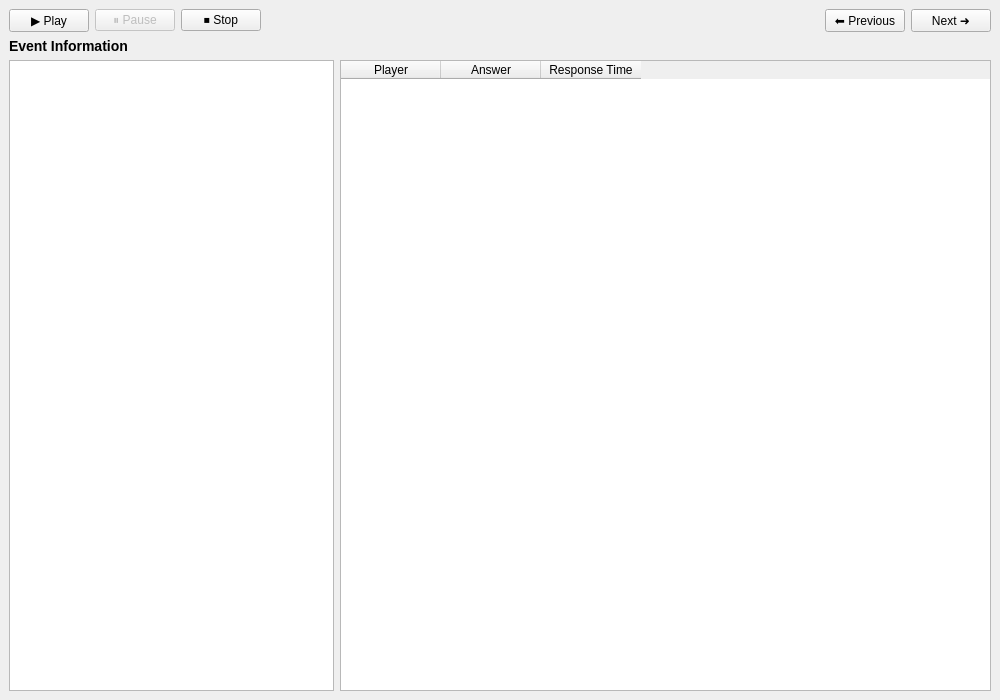
Before: the Qt Designer form client/src/ui/ReplayWindow.ui in ToJupiter/NetworkProgramming, drawn with Qt 5.
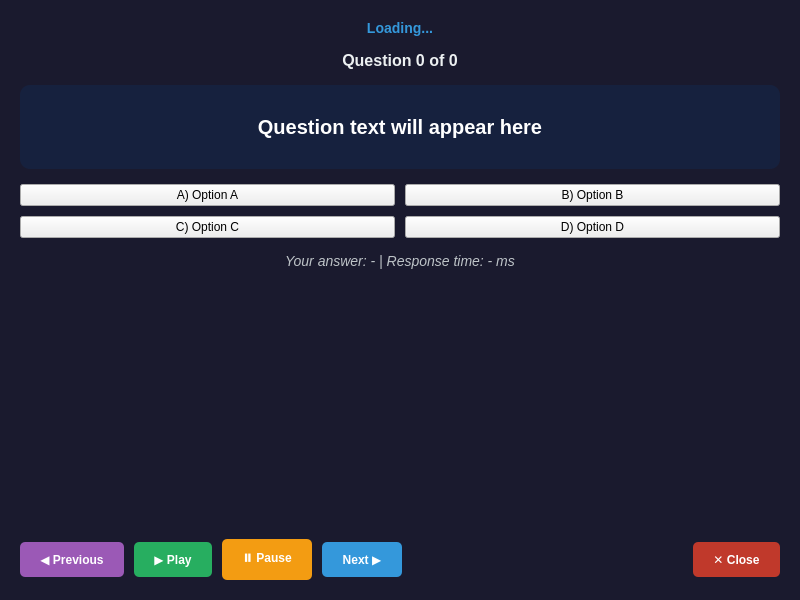
After: the same form once the commit is applied.

Commit message: Add part 10: Leave Room, Replay (waiting time is long, needed fix),  Game Results.

The edit to the form file:
```diff
--- a/client/src/ui/ReplayWindow.ui
+++ b/client/src/ui/ReplayWindow.ui
@@ -6,23 +6,169 @@
    <rect>
     <x>0</x>
     <y>0</y>
-    <width>1000</width>
-    <height>700</height>
+    <width>800</width>
+    <height>600</height>
    </rect>
   </property>
   <property name="windowTitle">
    <string>Game Replay</string>
   </property>
+  <property name="styleSheet">
+   <string notr="true">QMainWindow { background: #1a1a2e; }</string>
+  </property>
   <widget class="QWidget" name="centralwidget">
    <layout class="QVBoxLayout" name="verticalLayout">
+    <property name="spacing">
+     <number>15</number>
+    </property>
+    <property name="margin">
+     <number>20</number>
+    </property>
+    <item>
+     <widget class="QLabel" name="lblStatus">
+      <property name="text">
+       <string>Loading...</string>
+      </property>
+      <property name="styleSheet">
+       <string notr="true">color: #3498db; font-size: 14px; font-weight: bold;</string>
+      </property>
+      <property name="alignment">
+       <set>Qt::AlignCenter</set>
+      </property>
+     </widget>
+    </item>
+    <item>
+     <widget class="QLabel" name="lblQuestionInfo">
+      <property name="text">
+       <string>Question 0 of 0</string>
+      </property>
+      <property name="styleSheet">
+       <string notr="true">color: #ecf0f1; font-size: 16px; font-weight: bold;</string>
+      </property>
+      <property name="alignment">
+       <set>Qt::AlignCenter</set>
+      </property>
+     </widget>
+    </item>
+    <item>
+     <widget class="QLabel" name="lblQuestion">
+      <property name="text">
+       <string>Question text will appear here</string>
+      </property>
+      <property name="styleSheet">
+       <string notr="true">color: white; font-size: 20px; font-weight: bold; background: #16213e; padding: 30px; border-radius: 10px;</string>
+      </property>
+      <property name="alignment">
+       <set>Qt::AlignCenter</set>
+      </property>
+      <property name="wordWrap">
+       <bool>true</bool>
+      </property>
+      <property name="minimumHeight">
+       <number>100</number>
+      </property>
+     </widget>
+    </item>
+    <item>
+     <layout class="QGridLayout" name="gridOptions">
+      <property name="spacing">
+       <number>10</number>
+      </property>
+      <item row="0" column="0">
+       <widget class="QPushButton" name="btnOptionA">
+        <property name="text">
+         <string>A) Option A</string>
+        </property>
+        <property name="minimumHeight">
+         <number>60</number>
+        </property>
+       </widget>
+      </item>
+      <item row="0" column="1">
+       <widget class="QPushButton" name="btnOptionB">
+        <property name="text">
+         <string>B) Option B</string>
+        </property>
+        <property name="minimumHeight">
+         <number>60</number>
+        </property>
+       </widget>
+      </item>
+      <item row="1" column="0">
+       <widget class="QPushButton" name="btnOptionC">
+        <property name="text">
+         <string>C) Option C</string>
+        </property>
+        <property name="minimumHeight">
+         <number>60</number>
+        </property>
+       </widget>
+      </item>
+      <item row="1" column="1">
+       <widget class="QPushButton" name="btnOptionD">
+        <property name="text">
+         <string>D) Option D</string>
+        </property>
+        <property name="minimumHeight">
+         <number>60</number>
+        </property>
+       </widget>
+      </item>
+     </layout>
+    </item>
+    <item>
+     <widget class="QLabel" name="lblResponseInfo">
+      <property name="text">
+       <string>Your answer: - | Response time: - ms</string>
+      </property>
+      <property name="styleSheet">
+       <string notr="true">color: #bdc3c7; font-size: 14px; font-style: italic;</string>
+      </property>
+      <property name="alignment">
+       <set>Qt::AlignCenter</set>
+      </property>
+     </widget>
+    </item>
+    <item>
+     <spacer name="verticalSpacer">
+      <property name="orientation">
+       <enum>Qt::Vertical</enum>
+      </property>
+      <property name="sizeHint" stdset="0">
+       <size>
+        <width>20</width>
+        <height>20</height>
+       </size>
+      </property>
+     </spacer>
+    </item>
     <item>
      <layout class="QHBoxLayout" name="layoutControls">
+      <property name="spacing">
+       <number>10</number>
+      </property>
+      <item>
+       <widget class="QPushButton" name="btnPrev">
+        <property name="text">
+         <string>◀ Previous</string>
+        </property>
+        <property name="styleSheet">
+         <string notr="true">background: #9b59b6; color: white; font-weight: bold; padding: 10px 20px; border-radius: 5px;</string>
+        </property>
+        <property name="minimumWidth">
+         <number>120</number>
+        </property>
+       </widget>
+      </item>
       <item>
        <widget class="QPushButton" name="btnPlay">
         <property name="text">
          <string>▶ Play</string>
         </property>
-        <property name="maximumWidth">
+        <property name="styleSheet">
+         <string notr="true">background: #27ae60; color: white; font-weight: bold; padding: 10px 20px; border-radius: 5px;</string>
+        </property>
+        <property name="minimumWidth">
          <number>100</number>
         </property>
        </widget>
@@ -32,7 +178,10 @@
         <property name="text">
          <string>⏸ Pause</string>
         </property>
-        <property name="maximumWidth">
+        <property name="styleSheet">
+         <string notr="true">background: #f39c12; color: white; font-weight: bold; padding: 10px 20px; border-radius: 5px;</string>
+        </property>
+        <property name="minimumWidth">
          <number>100</number>
         </property>
         <property name="enabled">
@@ -41,12 +190,15 @@
        </widget>
       </item>
       <item>
-       <widget class="QPushButton" name="btnStop">
+       <widget class="QPushButton" name="btnNext">
         <property name="text">
-         <string>⏹ Stop</string>
+         <string>Next ▶</string>
         </property>
-        <property name="maximumWidth">
-         <number>100</number>
+        <property name="styleSheet">
+         <string notr="true">background: #3498db; color: white; font-weight: bold; padding: 10px 20px; border-radius: 5px;</string>
+        </property>
+        <property name="minimumWidth">
+         <number>120</number>
         </property>
        </widget>
       </item>
@@ -64,72 +216,16 @@
        </spacer>
       </item>
       <item>
-       <widget class="QPushButton" name="btnPrev">
+       <widget class="QPushButton" name="btnClose">
         <property name="text">
-         <string>⬅ Previous</string>
+         <string>✕ Close</string>
         </property>
-        <property name="maximumWidth">
-         <number>120</number>
+        <property name="styleSheet">
+         <string notr="true">background: #c0392b; color: white; font-weight: bold; padding: 10px 20px; border-radius: 5px;</string>
         </property>
-       </widget>
-      </item>
-      <item>
-       <widget class="QPushButton" name="btnNext">
-        <property name="text">
-         <string>Next ➜</string>
+        <property name="minimumWidth">
+         <number>100</number>
         </property>
-        <property name="maximumWidth">
-         <number>120</number>
-        </property>
-       </widget>
-      </item>
-     </layout>
-    </item>
-    <item>
-     <widget class="QLabel" name="lblEventInfo">
-      <property name="text">
-       <string>Event Information</string>
-      </property>
-      <property name="styleSheet">
-       <string notr="true">font-weight: bold; font-size: 14px;</string>
-      </property>
-      <property name="wordWrap">
-       <bool>true</bool>
-      </property>
-     </widget>
-    </item>
-    <item>
-     <layout class="QHBoxLayout" name="layoutContent" stretch="1,2">
-      <item>
-       <widget class="QListWidget" name="lstEvents">
-        <property name="sizePolicy">
-         <sizepolicy hsizetype="Preferred" vsizetype="Expanding">
-          <horstretch>1</horstretch>
-          <verstretch>0</verstretch>
-         </sizepolicy>
-        </property>
-       </widget>
-      </item>
-      <item>
-       <widget class="QTableWidget" name="tblAnswers">
-        <property name="columnCount">
-         <number>3</number>
-        </property>
-        <column>
-         <property name="text">
-          <string>Player</string>
-         </property>
-        </column>
-        <column>
-         <property name="text">
-          <string>Answer</string>
-         </property>
-        </column>
-        <column>
-         <property name="text">
-          <string>Response Time</string>
-         </property>
-        </column>
        </widget>
       </item>
      </layout>
```
Left out of the diff: 2 changed lines with no effect on the pictures. The commit also changes 31 other files.
